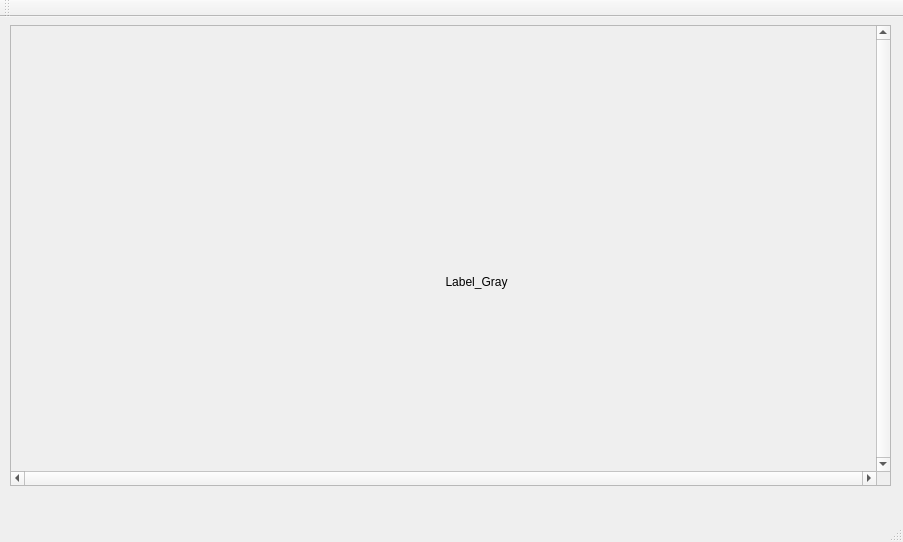
qq271072772/SegmentationQt, file SegmentationQt/SegmentViewer.ui: the form before one commit.
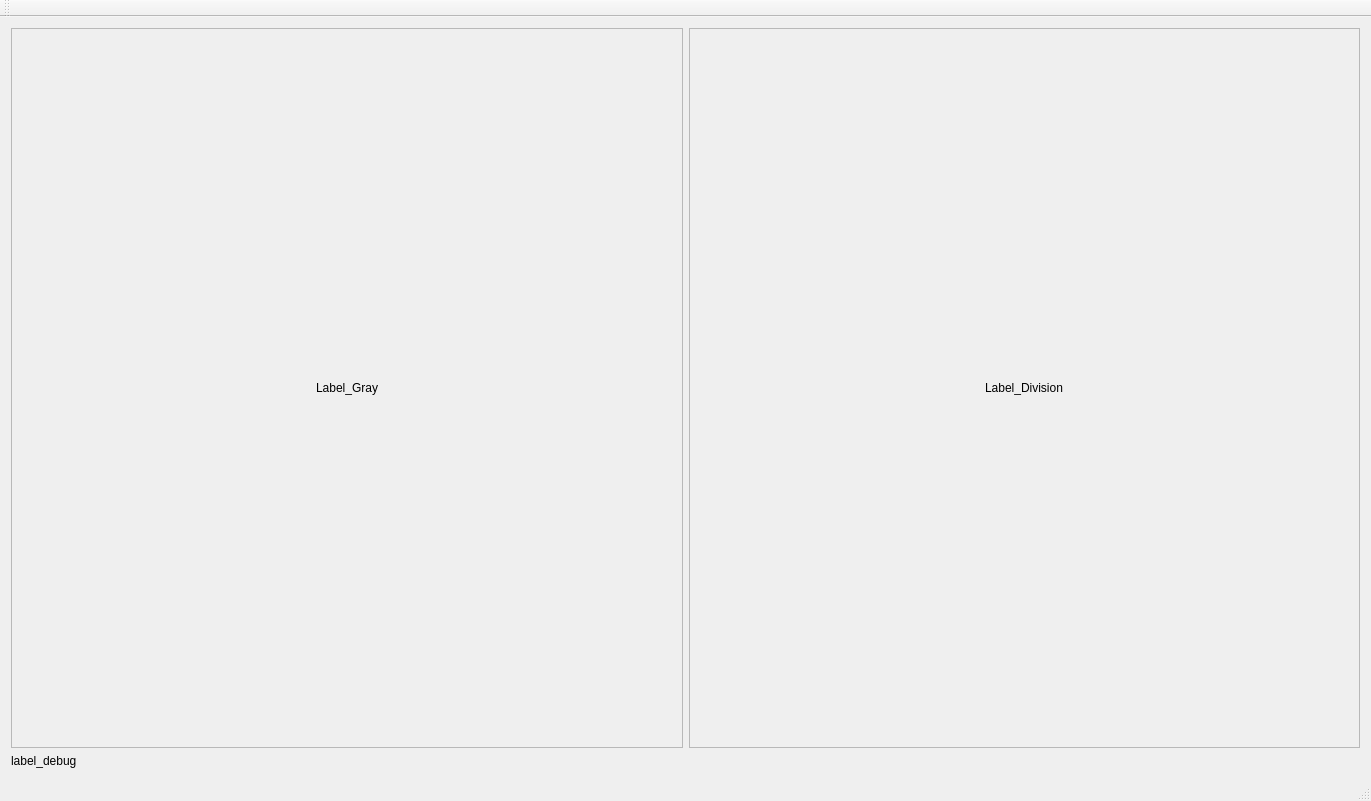
The form after the commit.

```diff
--- a/SegmentationQt/SegmentViewer.ui
+++ b/SegmentationQt/SegmentViewer.ui
@@ -6,48 +6,74 @@
    <rect>
     <x>0</x>
     <y>0</y>
-    <width>903</width>
-    <height>542</height>
+    <width>1371</width>
+    <height>801</height>
    </rect>
   </property>
   <property name="windowTitle">
    <string>SegmentationQt</string>
   </property>
   <widget class="QWidget" name="centralWidget">
-   <widget class="QScrollArea" name="scrollview_images">
-    <property name="geometry">
-     <rect>
-      <x>10</x>
-      <y>8</y>
-      <width>881</width>
-      <height>461</height>
-     </rect>
+   <layout class="QVBoxLayout" name="verticalLayout">
+    <item>
+     <layout class="QHBoxLayout" name="horizontalLayout">
+      <item>
+       <widget class="QScrollArea" name="scrollview_gray">
+        <property name="sizePolicy">
+         <sizepolicy hsizetype="Expanding" vsizetype="Expanding">
+          <horstretch>0</horstretch>
+          <verstretch>0</verstretch>
+         </sizepolicy>
+        </property>
+        <property name="maximumSize">
+         <size>
+          <width>65536</width>
+          <height>65536</height>
+         </size>
+        </property>
+        <property name="focusPolicy">
+         <enum>Qt::WheelFocus</enum>
+        </property>
+        <property name="frameShape">
+         <enum>QFrame::StyledPanel</enum>
+        </property>
+        <property name="frameShadow">
+         <enum>QFrame::Sunken</enum>
+        </property>
+        <property name="lineWidth">
+         <number>1</number>
     </property>
     <property name="verticalScrollBarPolicy">
-     <enum>Qt::ScrollBarAlwaysOn</enum>
+         <enum>Qt::ScrollBarAsNeeded</enum>
     </property>
     <property name="horizontalScrollBarPolicy">
-     <enum>Qt::ScrollBarAlwaysOn</enum>
+         <enum>Qt::ScrollBarAsNeeded</enum>
+        </property>
+        <property name="sizeAdjustPolicy">
+         <enum>QAbstractScrollArea::AdjustIgnored</enum>
     </property>
     <property name="widgetResizable">
-     <bool>true</bool>
-    </property>
-    <widget class="QWidget" name="scrollAreaWidgetContents">
+         <bool>false</bool>
+        </property>
+        <property name="alignment">
+         <set>Qt::AlignCenter</set>
+        </property>
+        <widget class="QWidget" name="pool_gray">
      <property name="geometry">
       <rect>
-       <x>0</x>
-       <y>0</y>
-       <width>856</width>
-       <height>436</height>
+           <x>15</x>
+           <y>111</y>
+           <width>640</width>
+           <height>480</height>
       </rect>
      </property>
      <widget class="QLabel" name="label_gray">
       <property name="geometry">
        <rect>
-        <x>240</x>
-        <y>30</y>
-        <width>451</width>
-        <height>451</height>
+            <x>0</x>
+            <y>0</y>
+            <width>640</width>
+            <height>480</height>
        </rect>
       </property>
       <property name="text">
@@ -60,8 +86,75 @@
        <set>Qt::AlignCenter</set>
       </property>
      </widget>
-    </widget>
-   </widget>
+         <zorder>label_gray</zorder>
+         <zorder>horizontalLayoutWidget</zorder>
+         <zorder>label_debug</zorder>
+         <zorder>scrollview_division</zorder>
+        </widget>
+       </widget>
+      </item>
+      <item>
+       <widget class="QScrollArea" name="scrollview_division">
+        <property name="maximumSize">
+         <size>
+          <width>65536</width>
+          <height>65536</height>
+         </size>
+        </property>
+        <property name="widgetResizable">
+         <bool>false</bool>
+        </property>
+        <property name="alignment">
+         <set>Qt::AlignCenter</set>
+        </property>
+        <widget class="QWidget" name="pool_division">
+         <property name="geometry">
+          <rect>
+           <x>15</x>
+           <y>111</y>
+           <width>640</width>
+           <height>480</height>
+          </rect>
+         </property>
+         <widget class="QLabel" name="label_division">
+          <property name="geometry">
+           <rect>
+            <x>0</x>
+            <y>0</y>
+            <width>640</width>
+            <height>480</height>
+           </rect>
+          </property>
+          <property name="text">
+           <string>Label_Division</string>
+          </property>
+          <property name="scaledContents">
+           <bool>true</bool>
+          </property>
+          <property name="alignment">
+           <set>Qt::AlignCenter</set>
+          </property>
+         </widget>
+         <zorder>scrollview_gray</zorder>
+         <zorder>scrollview_gray</zorder>
+         <zorder>scrollview_gray</zorder>
+         <zorder>label_division</zorder>
+        </widget>
+       </widget>
+      </item>
+     </layout>
+    </item>
+    <item>
+     <widget class="QLabel" name="label_debug">
+      <property name="text">
+       <string>label_debug</string>
+      </property>
+      <property name="wordWrap">
+       <bool>true</bool>
+      </property>
+     </widget>
+    </item>
+   </layout>
   </widget>
   <widget class="QMenuBar" name="menuBar">
    <property name="geometry">
```
Left out of the diff: 4 changed lines with no effect on the pictures. Lines whose indentation alone changed are shown as unchanged.
